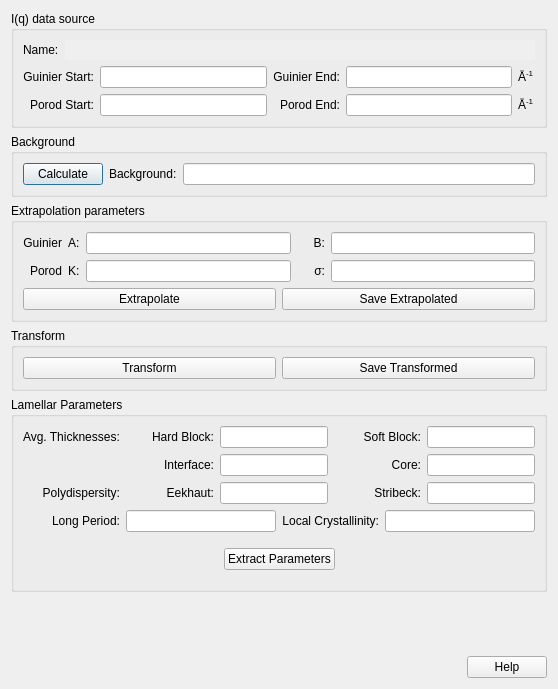
Before: the Qt Designer form src/sas/qtgui/Perspectives/Corfunc/UI/CorfuncPanel.ui in SasView/sasview, drawn with Qt 5.
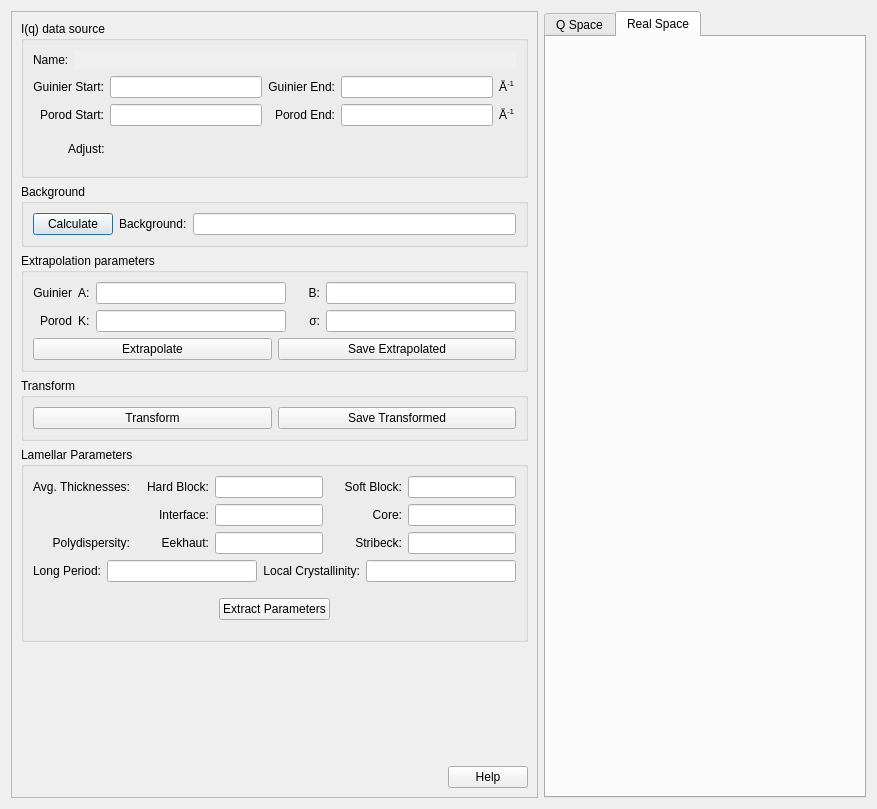
After: the same form once the commit is applied. The open tabs and pages were chosen to show the change.

Commit message: Tabs and other aesthetic changes

Diff of the .ui file:
```diff
--- a/src/sas/qtgui/Perspectives/Corfunc/UI/CorfuncPanel.ui
+++ b/src/sas/qtgui/Perspectives/Corfunc/UI/CorfuncPanel.ui
@@ -6,8 +6,8 @@
    <rect>
     <x>0</x>
     <y>0</y>
-    <width>558</width>
-    <height>689</height>
+    <width>877</width>
+    <height>809</height>
    </rect>
   </property>
   <property name="sizePolicy">
@@ -19,51 +19,31 @@
   <property name="windowTitle">
    <string>Corfunc</string>
   </property>
-  <layout class="QGridLayout" name="gridLayout_4">
-   <item row="1" column="0">
-    <widget class="QGroupBox" name="groupBox_5">
+  <layout class="QHBoxLayout" name="horizontalLayout_8">
+   <item>
+    <widget class="QFrame" name="frame">
      <property name="sizePolicy">
-      <sizepolicy hsizetype="Preferred" vsizetype="Fixed">
+      <sizepolicy hsizetype="Fixed" vsizetype="MinimumExpanding">
        <horstretch>0</horstretch>
        <verstretch>0</verstretch>
       </sizepolicy>
      </property>
-     <property name="title">
-      <string>Background</string>
+     <property name="frameShape">
+      <enum>QFrame::StyledPanel</enum>
      </property>
-     <layout class="QGridLayout" name="gridLayout_7">
-      <item row="0" column="0">
-       <layout class="QHBoxLayout" name="horizontalLayout_6">
-        <item>
-         <widget class="QPushButton" name="cmdCalculateBg">
-          <property name="text">
-           <string>Calculate</string>
-          </property>
-         </widget>
-        </item>
+     <property name="frameShadow">
+      <enum>QFrame::Raised</enum>
+     </property>
+     <layout class="QVBoxLayout" name="verticalLayout_2">
         <item>
-         <widget class="QLabel" name="label">
-          <property name="text">
-           <string>Background:</string>
-          </property>
-         </widget>
-        </item>
-        <item>
-         <widget class="QLineEdit" name="txtBackground">
-          <property name="sizePolicy">
-           <sizepolicy hsizetype="MinimumExpanding" vsizetype="Fixed">
-            <horstretch>0</horstretch>
-            <verstretch>0</verstretch>
-           </sizepolicy>
-          </property>
-         </widget>
-        </item>
-       </layout>
-      </item>
-     </layout>
-    </widget>
-   </item>
-   <item row="0" column="0">
+       <layout class="QVBoxLayout" name="verticalLayout_3">
+        <property name="sizeConstraint">
+         <enum>QLayout::SetDefaultConstraint</enum>
+        </property>
+        <property name="bottomMargin">
+         <number>0</number>
+        </property>
+        <item>
     <widget class="QGroupBox" name="groupBox">
      <property name="sizePolicy">
       <sizepolicy hsizetype="MinimumExpanding" vsizetype="Fixed">
@@ -218,10 +198,247 @@
         </item>
        </layout>
       </item>
-     </layout>
-    </widget>
-   </item>
-   <item row="4" column="0">
+           <item row="2" column="0">
+            <layout class="QHBoxLayout" name="sliderLayout">
+             <property name="leftMargin">
+              <number>35</number>
+             </property>
+             <property name="topMargin">
+              <number>10</number>
+             </property>
+             <property name="rightMargin">
+              <number>30</number>
+             </property>
+             <property name="bottomMargin">
+              <number>10</number>
+             </property>
+             <item>
+              <widget class="QLabel" name="label_3">
+               <property name="text">
+                <string>Adjust:</string>
+               </property>
+              </widget>
+             </item>
+            </layout>
+           </item>
+          </layout>
+         </widget>
+        </item>
+        <item>
+         <widget class="QGroupBox" name="groupBox_5">
+          <property name="sizePolicy">
+           <sizepolicy hsizetype="Preferred" vsizetype="Fixed">
+            <horstretch>0</horstretch>
+            <verstretch>0</verstretch>
+           </sizepolicy>
+          </property>
+          <property name="title">
+           <string>Background</string>
+          </property>
+          <layout class="QGridLayout" name="gridLayout_7">
+           <item row="0" column="0">
+            <layout class="QHBoxLayout" name="horizontalLayout_6">
+             <item>
+              <widget class="QPushButton" name="cmdCalculateBg">
+               <property name="text">
+                <string>Calculate</string>
+               </property>
+              </widget>
+             </item>
+             <item>
+              <widget class="QLabel" name="label">
+               <property name="text">
+                <string>Background:</string>
+               </property>
+              </widget>
+             </item>
+             <item>
+              <widget class="QLineEdit" name="txtBackground">
+               <property name="sizePolicy">
+                <sizepolicy hsizetype="MinimumExpanding" vsizetype="Fixed">
+                 <horstretch>0</horstretch>
+                 <verstretch>0</verstretch>
+                </sizepolicy>
+               </property>
+              </widget>
+             </item>
+            </layout>
+           </item>
+          </layout>
+         </widget>
+        </item>
+        <item>
+         <widget class="QGroupBox" name="groupBox_4">
+          <property name="sizePolicy">
+           <sizepolicy hsizetype="MinimumExpanding" vsizetype="Fixed">
+            <horstretch>0</horstretch>
+            <verstretch>0</verstretch>
+           </sizepolicy>
+          </property>
+          <property name="title">
+           <string>Extrapolation parameters</string>
+          </property>
+          <layout class="QGridLayout" name="gridLayout_2">
+           <item row="2" column="1">
+            <widget class="QPushButton" name="cmdSaveExtrapolation">
+             <property name="toolTip">
+              <string>Save the extrapolated data (non-transformed)</string>
+             </property>
+             <property name="text">
+              <string>Save Extrapolated</string>
+             </property>
+            </widget>
+           </item>
+           <item row="0" column="0" colspan="2">
+            <layout class="QGridLayout" name="gridLayout_5">
+             <property name="bottomMargin">
+              <number>0</number>
+             </property>
+             <item row="0" column="3">
+              <widget class="QLabel" name="label_7">
+               <property name="text">
+                <string>     B:</string>
+               </property>
+               <property name="alignment">
+                <set>Qt::AlignRight|Qt::AlignTrailing|Qt::AlignVCenter</set>
+               </property>
+              </widget>
+             </item>
+             <item row="0" column="4">
+              <widget class="QLineEdit" name="txtGuinierB">
+               <property name="readOnly">
+                <bool>true</bool>
+               </property>
+              </widget>
+             </item>
+             <item row="0" column="0">
+              <widget class="QLabel" name="label_8">
+               <property name="text">
+                <string>Guinier</string>
+               </property>
+               <property name="alignment">
+                <set>Qt::AlignRight|Qt::AlignTrailing|Qt::AlignVCenter</set>
+               </property>
+              </widget>
+             </item>
+             <item row="0" column="2">
+              <widget class="QLineEdit" name="txtGuinierA">
+               <property name="readOnly">
+                <bool>true</bool>
+               </property>
+              </widget>
+             </item>
+             <item row="0" column="1">
+              <widget class="QLabel" name="label_6">
+               <property name="text">
+                <string>A:</string>
+               </property>
+              </widget>
+             </item>
+             <item row="1" column="0">
+              <widget class="QLabel" name="label_9">
+               <property name="text">
+                <string>Porod</string>
+               </property>
+               <property name="alignment">
+                <set>Qt::AlignRight|Qt::AlignTrailing|Qt::AlignVCenter</set>
+               </property>
+              </widget>
+             </item>
+             <item row="1" column="1">
+              <widget class="QLabel" name="label_10">
+               <property name="text">
+                <string>K:</string>
+               </property>
+              </widget>
+             </item>
+             <item row="1" column="2">
+              <widget class="QLineEdit" name="txtPorodK">
+               <property name="readOnly">
+                <bool>true</bool>
+               </property>
+              </widget>
+             </item>
+             <item row="1" column="3">
+              <widget class="QLabel" name="label_11">
+               <property name="text">
+                <string>σ:</string>
+               </property>
+               <property name="alignment">
+                <set>Qt::AlignRight|Qt::AlignTrailing|Qt::AlignVCenter</set>
+               </property>
+              </widget>
+             </item>
+             <item row="1" column="4">
+              <widget class="QLineEdit" name="txtPorodSigma">
+               <property name="readOnly">
+                <bool>true</bool>
+               </property>
+              </widget>
+             </item>
+            </layout>
+           </item>
+           <item row="2" column="0">
+            <widget class="QPushButton" name="cmdExtrapolate">
+             <property name="toolTip">
+              <string>Find the Guinier and Porod extrapolations of the data as Q → 0 and Q → ∞</string>
+             </property>
+             <property name="text">
+              <string>Extrapolate</string>
+             </property>
+            </widget>
+           </item>
+          </layout>
+         </widget>
+        </item>
+        <item>
+         <widget class="QGroupBox" name="groupBox_2">
+          <property name="sizePolicy">
+           <sizepolicy hsizetype="MinimumExpanding" vsizetype="Fixed">
+            <horstretch>0</horstretch>
+            <verstretch>0</verstretch>
+           </sizepolicy>
+          </property>
+          <property name="title">
+           <string>Transform</string>
+          </property>
+          <layout class="QHBoxLayout" name="horizontalLayout_2">
+           <item>
+            <widget class="QPushButton" name="cmdTransform">
+             <property name="sizePolicy">
+              <sizepolicy hsizetype="Minimum" vsizetype="Fixed">
+               <horstretch>0</horstretch>
+               <verstretch>0</verstretch>
+              </sizepolicy>
+             </property>
+             <property name="toolTip">
+              <string>Calculate the real space correlation that matches the scattering data.</string>
+             </property>
+             <property name="text">
+              <string>Transform</string>
+             </property>
+            </widget>
+           </item>
+           <item>
+            <widget class="QPushButton" name="cmdSave">
+             <property name="sizePolicy">
+              <sizepolicy hsizetype="Minimum" vsizetype="Fixed">
+               <horstretch>0</horstretch>
+               <verstretch>0</verstretch>
+              </sizepolicy>
+             </property>
+             <property name="toolTip">
+              <string>Export the calculated real space correlation function to a file.</string>
+             </property>
+             <property name="text">
+              <string>Save Transformed</string>
+             </property>
+            </widget>
+           </item>
+          </layout>
+         </widget>
+        </item>
+        <item>
     <widget class="QGroupBox" name="groupBox_3">
      <property name="sizePolicy">
       <sizepolicy hsizetype="MinimumExpanding" vsizetype="Fixed">
@@ -307,6 +524,9 @@
           <property name="text">
            <string>Avg. Thicknesses:</string>
           </property>
+               <property name="alignment">
+                <set>Qt::AlignRight|Qt::AlignTrailing|Qt::AlignVCenter</set>
+               </property>
          </widget>
         </item>
         <item row="0" column="3">
@@ -567,131 +787,20 @@
      </layout>
     </widget>
    </item>
-   <item row="2" column="0">
-    <widget class="QGroupBox" name="groupBox_4">
-     <property name="sizePolicy">
-      <sizepolicy hsizetype="MinimumExpanding" vsizetype="Fixed">
-       <horstretch>0</horstretch>
-       <verstretch>0</verstretch>
-      </sizepolicy>
-     </property>
-     <property name="title">
-      <string>Extrapolation parameters</string>
-     </property>
-     <layout class="QGridLayout" name="gridLayout_2">
-      <item row="2" column="1">
-       <widget class="QPushButton" name="cmdSaveExtrapolation">
-        <property name="toolTip">
-         <string>Save the extrapolated data (non-transformed)</string>
-        </property>
-        <property name="text">
-         <string>Save Extrapolated</string>
-        </property>
-       </widget>
-      </item>
-      <item row="0" column="0" colspan="2">
-       <layout class="QGridLayout" name="gridLayout_5">
-        <property name="bottomMargin">
-         <number>0</number>
-        </property>
-        <item row="0" column="3">
-         <widget class="QLabel" name="label_7">
-          <property name="text">
-           <string>     B:</string>
-          </property>
-          <property name="alignment">
-           <set>Qt::AlignRight|Qt::AlignTrailing|Qt::AlignVCenter</set>
-          </property>
-         </widget>
-        </item>
-        <item row="0" column="4">
-         <widget class="QLineEdit" name="txtGuinierB">
-          <property name="readOnly">
-           <bool>true</bool>
-          </property>
-         </widget>
-        </item>
-        <item row="0" column="0">
-         <widget class="QLabel" name="label_8">
-          <property name="text">
-           <string>Guinier</string>
-          </property>
-          <property name="alignment">
-           <set>Qt::AlignRight|Qt::AlignTrailing|Qt::AlignVCenter</set>
-          </property>
-         </widget>
-        </item>
-        <item row="0" column="2">
-         <widget class="QLineEdit" name="txtGuinierA">
-          <property name="readOnly">
-           <bool>true</bool>
-          </property>
-         </widget>
-        </item>
-        <item row="0" column="1">
-         <widget class="QLabel" name="label_6">
-          <property name="text">
-           <string>A:</string>
-          </property>
-         </widget>
-        </item>
-        <item row="1" column="0">
-         <widget class="QLabel" name="label_9">
-          <property name="text">
-           <string>Porod</string>
-          </property>
-          <property name="alignment">
-           <set>Qt::AlignRight|Qt::AlignTrailing|Qt::AlignVCenter</set>
-          </property>
-         </widget>
-        </item>
-        <item row="1" column="1">
-         <widget class="QLabel" name="label_10">
-          <property name="text">
-           <string>K:</string>
-          </property>
-         </widget>
-        </item>
-        <item row="1" column="2">
-         <widget class="QLineEdit" name="txtPorodK">
-          <property name="readOnly">
-           <bool>true</bool>
-          </property>
-         </widget>
-        </item>
-        <item row="1" column="3">
-         <widget class="QLabel" name="label_11">
-          <property name="text">
-           <string>σ:</string>
-          </property>
-          <property name="alignment">
-           <set>Qt::AlignRight|Qt::AlignTrailing|Qt::AlignVCenter</set>
-          </property>
-         </widget>
-        </item>
-        <item row="1" column="4">
-         <widget class="QLineEdit" name="txtPorodSigma">
-          <property name="readOnly">
-           <bool>true</bool>
-          </property>
-         </widget>
-        </item>
-       </layout>
-      </item>
-      <item row="2" column="0">
-       <widget class="QPushButton" name="cmdExtrapolate">
-        <property name="toolTip">
-         <string>Find the Guinier and Porod extrapolations of the data as Q → 0 and Q → ∞</string>
-        </property>
-        <property name="text">
-         <string>Extrapolate</string>
-        </property>
-       </widget>
-      </item>
-     </layout>
-    </widget>
-   </item>
-   <item row="6" column="0">
+        <item>
+         <spacer name="verticalSpacer">
+          <property name="orientation">
+           <enum>Qt::Vertical</enum>
+          </property>
+          <property name="sizeHint" stdset="0">
+           <size>
+            <width>20</width>
+            <height>1</height>
+           </size>
+          </property>
+         </spacer>
+        </item>
+        <item>
     <layout class="QHBoxLayout" name="horizontalLayout_5">
      <item>
       <spacer name="horizontalSpacer">
@@ -715,65 +824,43 @@
      </item>
     </layout>
    </item>
-   <item row="3" column="0">
-    <widget class="QGroupBox" name="groupBox_2">
-     <property name="sizePolicy">
-      <sizepolicy hsizetype="MinimumExpanding" vsizetype="Fixed">
-       <horstretch>0</horstretch>
-       <verstretch>0</verstretch>
-      </sizepolicy>
-     </property>
-     <property name="title">
-      <string>Transform</string>
-     </property>
-     <layout class="QHBoxLayout" name="horizontalLayout_2">
-      <item>
-       <widget class="QPushButton" name="cmdTransform">
-        <property name="sizePolicy">
-         <sizepolicy hsizetype="Minimum" vsizetype="Fixed">
-          <horstretch>0</horstretch>
-          <verstretch>0</verstretch>
-         </sizepolicy>
-        </property>
-        <property name="toolTip">
-         <string>Calculate the real space correlation that matches the scattering data.</string>
-        </property>
-        <property name="text">
-         <string>Transform</string>
-        </property>
+       </layout>
+      </item>
+     </layout>
        </widget>
       </item>
       <item>
-       <widget class="QPushButton" name="cmdSave">
+    <widget class="QTabWidget" name="tabWidget">
         <property name="sizePolicy">
-         <sizepolicy hsizetype="Minimum" vsizetype="Fixed">
+      <sizepolicy hsizetype="Expanding" vsizetype="Expanding">
           <horstretch>0</horstretch>
           <verstretch>0</verstretch>
          </sizepolicy>
         </property>
-        <property name="toolTip">
-         <string>Export the calculated real space correlation function to a file.</string>
-        </property>
-        <property name="text">
-         <string>Save Transformed</string>
-        </property>
-       </widget>
+     <property name="currentIndex">
+      <number>0</number>
+     </property>
+     <widget class="QWidget" name="tab">
+      <attribute name="title">
+       <string>Q Space</string>
+      </attribute>
+      <layout class="QVBoxLayout" name="verticalLayout_5">
+       <item>
+        <layout class="QVBoxLayout" name="qSpaceLayout"/>
       </item>
      </layout>
     </widget>
-   </item>
-   <item row="5" column="0">
-    <spacer name="verticalSpacer">
-     <property name="orientation">
-      <enum>Qt::Vertical</enum>
-     </property>
-     <property name="sizeHint" stdset="0">
-      <size>
-       <width>20</width>
-       <height>1</height>
-      </size>
-     </property>
-    </spacer>
+     <widget class="QWidget" name="tab_2">
+      <attribute name="title">
+       <string>Real Space</string>
+      </attribute>
+      <layout class="QVBoxLayout" name="verticalLayout_7">
+       <item>
+        <layout class="QVBoxLayout" name="realSpaceLayout"/>
+       </item>
+      </layout>
+     </widget>
+    </widget>
    </item>
   </layout>
  </widget>
```
Lines whose indentation alone changed are shown as unchanged. The commit also changes 2 other files.
